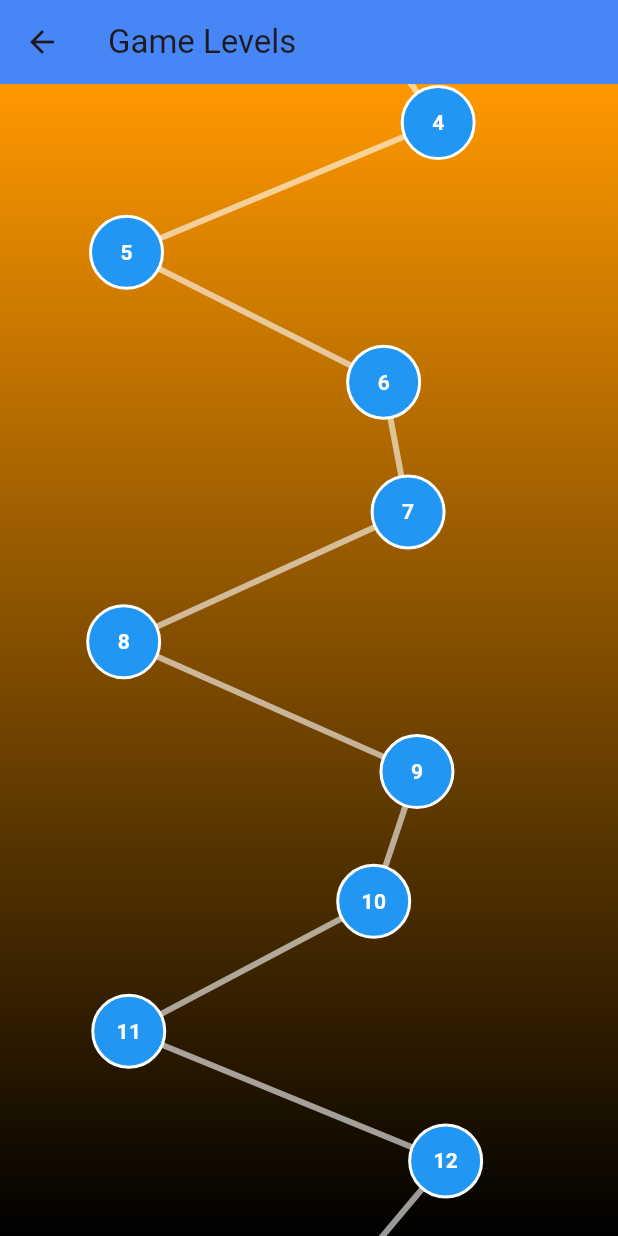
After one commit to sidd7777/bibleTrivia, a Flutter app: the screen it shows after launch, after a tap on "Start game", on a phone screen of 412 x 824 dp. The commit adds this screen. Run offline on Flutter 3.47's test engine with Material 3 defaults, Android fonts, the light colour scheme and no system bars.

Commit message:
game levels added

```diff
--- /dev/null
+++ b/lib/pages/game_level_map.dart
@@ -0,0 +1,148 @@
+import 'dart:async'; // For Timer
+
+import 'package:flutter/material.dart';
+
+import '../widgets/level_circle.dart';
+import '../widgets/path_painter.dart';
+
+class GameLevelMap extends StatefulWidget {
+  const GameLevelMap({super.key});
+
+  @override
+  GameLevelMapState createState() => GameLevelMapState();
+}
+
+class GameLevelMapState extends State<GameLevelMap> {
+  final int levels = 50; // Number of levels
+  final int currentLevel = 22; // Current user level
+  final ScrollController _scrollController = ScrollController();
+  bool scrolledToCurrentLevel = false;
+  bool pathReady = false; // Path ready flag
+  bool showLoading = true; // Show loading initially
+
+  @override
+  void initState() {
+    super.initState();
+
+    // Start a timer to show the CircularProgressIndicator for 3 seconds
+    Timer(const Duration(milliseconds: 500), () {
+      setState(() {
+        showLoading = false; // After 3 seconds, hide the loading indicator
+        pathReady =
+            PathPainter.circleCenters.isNotEmpty; // Ensure path is ready
+        _scrollToCurrentLevel(); // Scroll to the current level once ready
+      });
+    });
+  }
+
+  // Scroll to the user's current level (only once)
+  void _scrollToCurrentLevel() {
+    if (!scrolledToCurrentLevel && PathPainter.circleCenters.isNotEmpty) {
+      final double scrollPosition =
+          PathPainter.circleCenters[currentLevel - 1].dy - 200;
+      _scrollController
+          .animateTo(
+        scrollPosition,
+        duration: const Duration(seconds: 2),
+        curve: Curves.easeInOut,
+      )
+          .then((_) {
+        scrolledToCurrentLevel = true; // Prevent future scrolls
+      });
+    }
+  }
+
+  @override
+  Widget build(BuildContext context) {
+    return Scaffold(
+      appBar: AppBar(
+        title: const Text('Game Levels'),
+        backgroundColor: Colors.blueAccent,
+      ),
+      body: Center(
+        child: // Show loading for 3 seconds
+
+            Container(
+          decoration: const BoxDecoration(
+            gradient: LinearGradient(
+              begin: Alignment.topCenter,
+              end: Alignment.bottomCenter,
+              colors: [Colors.orange, Colors.black], // Gradient colors
+            ),
+          ),
+          child: LayoutBuilder(
+            builder: (context, constraints) {
+              final double canvasHeight =
+                  1500 + (levels * 60); // Dynamic height
+
+              return SingleChildScrollView(
+                controller: _scrollController,
+                child: SizedBox(
+                  height: canvasHeight,
+                  child: Stack(
+                    children: [
+                      CustomPaint(
+                        size: Size(constraints.maxWidth, canvasHeight),
+                        painter: PathPainter(levels),
+                      ),
+                      Builder(
+                        builder: (context) {
+                          final circleCenters = PathPainter.circleCenters;
+
+                          // Ensure circleCenters has values before using them
+                          if (circleCenters.isEmpty) {
+                            return const SizedBox(); // Empty widget if no centers
+                          }
+
+                          return Stack(
+                            children: List.generate(levels, (index) {
+                              if (index < circleCenters.length) {
+                                final center = circleCenters[index];
+                                return Positioned(
+                                  left: center.dx - 25,
+                                  top: center.dy - 25,
+                                  child: LevelCircle(
+                                    index: index + 1,
+                                    onTap: () {
+                                      print('Tapped on level ${index + 1}');
+                                    },
+                                  ),
+                                );
+                              } else {
+                                return Container(); // Empty container for safety
+                              }
+                            }),
+                          );
+                        },
+                      ),
+                      // Display user icon at the current level (if circleCenters is available)
+                      if (PathPainter.circleCenters.isNotEmpty &&
+                          currentLevel - 1 < PathPainter.circleCenters.length)
+                        Positioned(
+                          left: PathPainter.circleCenters[currentLevel - 1].dx -
+                              65,
+                          top: PathPainter.circleCenters[currentLevel - 1].dy -
+                              65, // Adjust the vertical position so it's on top
+                          child: Container(
+                            decoration: const BoxDecoration(
+                              shape: BoxShape.circle,
+                              color: Colors.black, // Black background
+                            ),
+                            child: const Icon(
+                              Icons.account_circle_rounded, // User icon
+                              size: 50,
+                              color: Colors.orange, // User icon color
+                            ),
+                          ),
+                        ),
+                    ],
+                  ),
+                ),
+              );
+            },
+          ),
+        ),
+      ),
+    );
+  }
+}
--- a/lib/pages/main.dart
+++ b/lib/pages/main.dart
@@ -1,4 +1,5 @@
 import 'package:bible_trivia/factory.dart';
+import 'package:bible_trivia/pages/game_level_map.dart';
 import 'package:bible_trivia/pages/quiz_page.dart';
 import 'package:bible_trivia/widgets/app_drawer.dart';
 import 'package:bible_trivia/widgets/custom_app_bar.dart';
@@ -82,6 +83,17 @@ class _MyHomePageState extends State<MyHomePage> {
                   ],
                 ),
               ),
+              const SizedBox(height: 20.0),
+              ElevatedButton(
+                onPressed: () {
+                  Navigator.push(
+                    context,
+                    MaterialPageRoute(
+                        builder: (context) => const GameLevelMap()),
+                  );
+                },
+                child: const Text("Start game"),
+              ),
             ],
           ),
         ),
--- /dev/null
+++ b/lib/widgets/level_circle.dart
@@ -0,0 +1,37 @@
+import 'package:flutter/material.dart';
+
+class LevelCircle extends StatelessWidget {
+  final int index;
+  final VoidCallback onTap;
+
+  const LevelCircle({
+    required this.index,
+    required this.onTap,
+    super.key,
+  });
+
+  @override
+  Widget build(BuildContext context) {
+    return GestureDetector(
+      onTap: onTap,
+      child: Container(
+        width: 50,
+        height: 50,
+        decoration: BoxDecoration(
+          color: Colors.blue,
+          shape: BoxShape.circle,
+          border: Border.all(color: Colors.white, width: 2),
+        ),
+        child: Center(
+          child: Text(
+            '$index',
+            style: const TextStyle(
+              color: Colors.white,
+              fontWeight: FontWeight.bold,
+            ),
+          ),
+        ),
+      ),
+    );
+  }
+}
--- /dev/null
+++ b/lib/widgets/path_painter.dart
@@ -0,0 +1,48 @@
+import 'dart:math' as math;
+
+import 'package:flutter/material.dart';
+
+class PathPainter extends CustomPainter {
+  final int levels; // Number of levels (50)
+  static List<Offset> circleCenters = [];
+
+  PathPainter(this.levels);
+
+  @override
+  void paint(Canvas canvas, Size size) {
+    final paint = Paint()
+      ..color = Colors.white.withOpacity(0.6)
+      ..style = PaintingStyle.stroke
+      ..strokeWidth = 4.0;
+
+    final path = Path();
+    final waveAmplitude = size.width * 0.3; // Adjust amplitude
+    final verticalSpacing =
+        size.height / (levels + 2); // Spacing between levels
+    const waveFrequency = 0.025; // Frequency of sine wave
+
+    circleCenters.clear();
+
+    // Create the sine wave path and store circle centers
+    for (int i = 0; i < levels; i++) {
+      final y = (i + 1) * verticalSpacing; // Start at the first button's level
+      final x = size.width * 0.5 + waveAmplitude * math.sin(waveFrequency * y);
+
+      // Only move to the first position without drawing a line before it
+      if (i == 0) {
+        path.moveTo(x, y);
+      } else {
+        path.lineTo(x, y);
+      }
+
+      // Store circle center positions for buttons
+      circleCenters.add(Offset(x, y));
+    }
+
+    // Draw the path
+    canvas.drawPath(path, paint);
+  }
+
+  @override
+  bool shouldRepaint(covariant CustomPainter oldDelegate) => true;
+}
--- a/pubspec.yaml
+++ b/pubspec.yaml
@@ -30,6 +30,7 @@ environment:
 dependencies:
   flutter:
     sdk: flutter
+  game_levels_scrolling_map: ^0.0.7
 
 
   # The following adds the Cupertino Icons font to your application.
```
Also changed, not shown: pubspec.lock, 2 other files.
